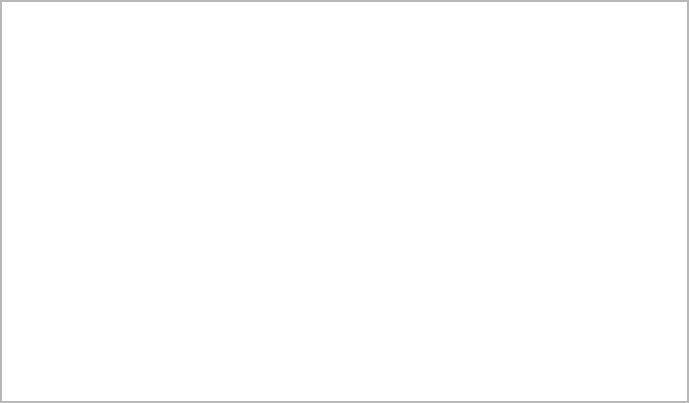
Above: src/GrumpyIRC/scrollbackframe.ui from grumpy-irc/grumpy before the change. Below: the same form after it.
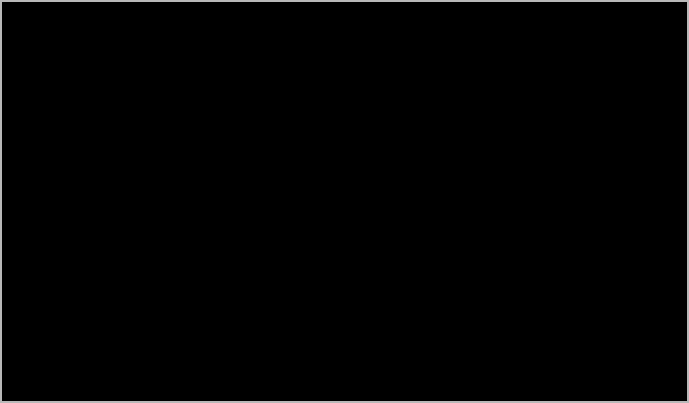
That is the form after the change.

```diff
--- a/src/GrumpyIRC/scrollbackframe.ui
+++ b/src/GrumpyIRC/scrollbackframe.ui
@@ -41,6 +41,151 @@
       <enum>Qt::Vertical</enum>
      </property>
      <widget class="QTextEdit" name="textEdit">
+      <property name="palette">
+       <palette>
+        <active>
+         <colorrole role="WindowText">
+          <brush brushstyle="SolidPattern">
+           <color alpha="255">
+            <red>255</red>
+            <green>255</green>
+            <blue>255</blue>
+           </color>
+          </brush>
+         </colorrole>
+         <colorrole role="Text">
+          <brush brushstyle="SolidPattern">
+           <color alpha="255">
+            <red>255</red>
+            <green>255</green>
+            <blue>255</blue>
+           </color>
+          </brush>
+         </colorrole>
+         <colorrole role="ButtonText">
+          <brush brushstyle="SolidPattern">
+           <color alpha="255">
+            <red>255</red>
+            <green>255</green>
+            <blue>255</blue>
+           </color>
+          </brush>
+         </colorrole>
+         <colorrole role="Base">
+          <brush brushstyle="SolidPattern">
+           <color alpha="255">
+            <red>0</red>
+            <green>0</green>
+            <blue>0</blue>
+           </color>
+          </brush>
+         </colorrole>
+         <colorrole role="HighlightedText">
+          <brush brushstyle="SolidPattern">
+           <color alpha="255">
+            <red>0</red>
+            <green>0</green>
+            <blue>0</blue>
+           </color>
+          </brush>
+         </colorrole>
+        </active>
+        <inactive>
+         <colorrole role="WindowText">
+          <brush brushstyle="SolidPattern">
+           <color alpha="255">
+            <red>255</red>
+            <green>255</green>
+            <blue>255</blue>
+           </color>
+          </brush>
+         </colorrole>
+         <colorrole role="Text">
+          <brush brushstyle="SolidPattern">
+           <color alpha="255">
+            <red>255</red>
+            <green>255</green>
+            <blue>255</blue>
+           </color>
+          </brush>
+         </colorrole>
+         <colorrole role="ButtonText">
+          <brush brushstyle="SolidPattern">
+           <color alpha="255">
+            <red>255</red>
+            <green>255</green>
+            <blue>255</blue>
+           </color>
+          </brush>
+         </colorrole>
+         <colorrole role="Base">
+          <brush brushstyle="SolidPattern">
+           <color alpha="255">
+            <red>0</red>
+            <green>0</green>
+            <blue>0</blue>
+           </color>
+          </brush>
+         </colorrole>
+         <colorrole role="HighlightedText">
+          <brush brushstyle="SolidPattern">
+           <color alpha="255">
+            <red>0</red>
+            <green>0</green>
+            <blue>0</blue>
+           </color>
+          </brush>
+         </colorrole>
+        </inactive>
+        <disabled>
+         <colorrole role="WindowText">
+          <brush brushstyle="SolidPattern">
+           <color alpha="255">
+            <red>120</red>
+            <green>120</green>
+            <blue>120</blue>
+           </color>
+          </brush>
+         </colorrole>
+         <colorrole role="Text">
+          <brush brushstyle="SolidPattern">
+           <color alpha="255">
+            <red>120</red>
+            <green>120</green>
+            <blue>120</blue>
+           </color>
+          </brush>
+         </colorrole>
+         <colorrole role="ButtonText">
+          <brush brushstyle="SolidPattern">
+           <color alpha="255">
+            <red>120</red>
+            <green>120</green>
+            <blue>120</blue>
+           </color>
+          </brush>
+         </colorrole>
+         <colorrole role="Base">
+          <brush brushstyle="SolidPattern">
+           <color alpha="255">
+            <red>240</red>
+            <green>240</green>
+            <blue>240</blue>
+           </color>
+          </brush>
+         </colorrole>
+         <colorrole role="HighlightedText">
+          <brush brushstyle="SolidPattern">
+           <color alpha="255">
+            <red>0</red>
+            <green>0</green>
+            <blue>0</blue>
+           </color>
+          </brush>
+         </colorrole>
+        </disabled>
+       </palette>
+      </property>
       <property name="readOnly">
        <bool>true</bool>
       </property>
```
